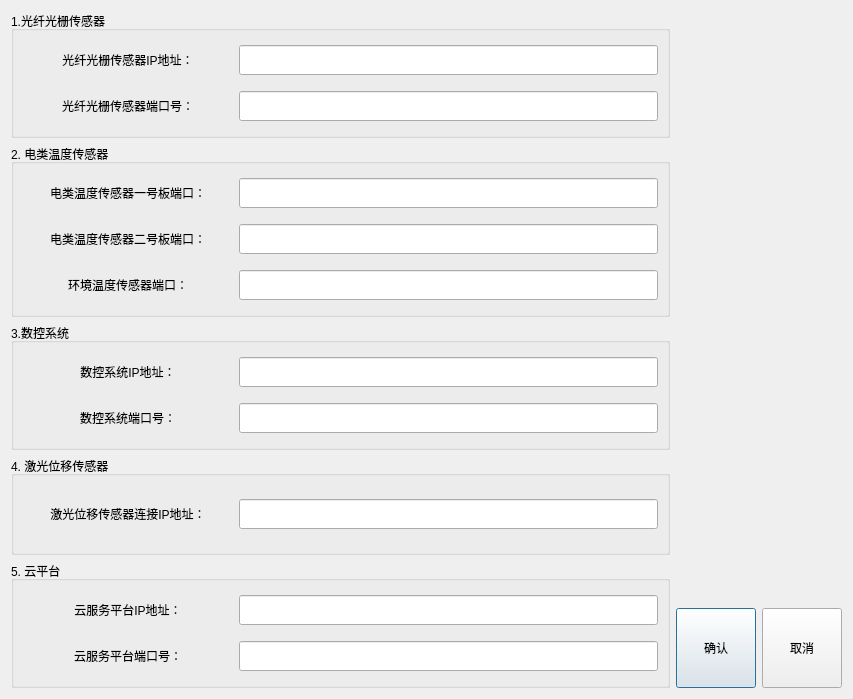
This is configurationui.ui in AegonTangeryen/CPSforYou as Qt 5 draws it before an edit. The edited form follows.
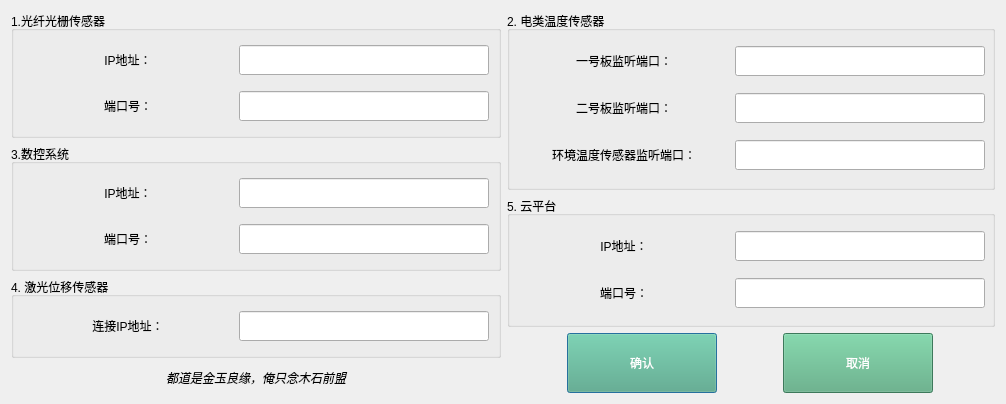
This is the edited form. Icons and pictures are not drawn.

Diff of the .ui file:
```diff
--- a/configurationui.ui
+++ b/configurationui.ui
@@ -6,8 +6,8 @@
    <rect>
     <x>0</x>
     <y>0</y>
-    <width>853</width>
-    <height>699</height>
+    <width>1004</width>
+    <height>404</height>
    </rect>
   </property>
   <property name="windowTitle">
@@ -18,7 +18,7 @@
   </property>
   <layout class="QHBoxLayout" name="horizontalLayout_12">
    <item>
-    <layout class="QVBoxLayout" name="verticalLayout_7">
+    <layout class="QVBoxLayout" name="verticalLayout_2">
      <item>
       <widget class="QGroupBox" name="groupBox">
        <property name="title">
@@ -36,7 +36,7 @@
              </size>
             </property>
             <property name="text">
-             <string>&lt;html&gt;&lt;head/&gt;&lt;body&gt;&lt;p align=&quot;center&quot;&gt;光纤光栅传感器IP地址：&lt;/p&gt;&lt;/body&gt;&lt;/html&gt;</string>
+             <string>&lt;html&gt;&lt;head/&gt;&lt;body&gt;&lt;p align=&quot;center&quot;&gt;IP地址：&lt;/p&gt;&lt;/body&gt;&lt;/html&gt;</string>
             </property>
            </widget>
           </item>
@@ -63,7 +63,7 @@
              </size>
             </property>
             <property name="text">
-             <string>&lt;html&gt;&lt;head/&gt;&lt;body&gt;&lt;p align=&quot;center&quot;&gt;光纤光栅传感器端口号：&lt;/p&gt;&lt;/body&gt;&lt;/html&gt;</string>
+             <string>&lt;html&gt;&lt;head/&gt;&lt;body&gt;&lt;p align=&quot;center&quot;&gt;端口号：&lt;/p&gt;&lt;/body&gt;&lt;/html&gt;</string>
             </property>
            </widget>
           </item>
@@ -82,96 +82,6 @@
        </layout>
       </widget>
      </item>
-     <item>
-      <widget class="QGroupBox" name="groupBox_2">
-       <property name="title">
-        <string>2. 电类温度传感器</string>
-       </property>
-       <layout class="QVBoxLayout" name="verticalLayout_3">
-        <item>
-         <layout class="QHBoxLayout" name="horizontalLayout_4">
-          <item>
-           <widget class="QLabel" name="label_3">
-            <property name="minimumSize">
-             <size>
-              <width>210</width>
-              <height>40</height>
-             </size>
-            </property>
-            <property name="text">
-             <string>&lt;html&gt;&lt;head/&gt;&lt;body&gt;&lt;p align=&quot;center&quot;&gt;电类温度传感器一号板端口：&lt;/p&gt;&lt;/body&gt;&lt;/html&gt;</string>
-            </property>
-           </widget>
-          </item>
-          <item>
-           <widget class="QLineEdit" name="dsno1portconfigure">
-            <property name="minimumSize">
-             <size>
-              <width>250</width>
-              <height>30</height>
-             </size>
-            </property>
-           </widget>
-          </item>
-         </layout>
-        </item>
-        <item>
-         <layout class="QHBoxLayout" name="horizontalLayout_5">
-          <item>
-           <widget class="QLabel" name="label_4">
-            <property name="minimumSize">
-             <size>
-              <width>210</width>
-              <height>40</height>
-             </size>
-            </property>
-            <property name="text">
-             <string>&lt;html&gt;&lt;head/&gt;&lt;body&gt;&lt;p align=&quot;center&quot;&gt;电类温度传感器二号板端口：&lt;/p&gt;&lt;/body&gt;&lt;/html&gt;</string>
-            </property>
-           </widget>
-          </item>
-          <item>
-           <widget class="QLineEdit" name="dsno2portconfigure">
-            <property name="minimumSize">
-             <size>
-              <width>250</width>
-              <height>30</height>
-             </size>
-            </property>
-           </widget>
-          </item>
-         </layout>
-        </item>
-        <item>
-         <layout class="QHBoxLayout" name="horizontalLayout_6">
-          <item>
-           <widget class="QLabel" name="label_5">
-            <property name="minimumSize">
-             <size>
-              <width>210</width>
-              <height>40</height>
-             </size>
-            </property>
-            <property name="text">
-             <string>&lt;html&gt;&lt;head/&gt;&lt;body&gt;&lt;p align=&quot;center&quot;&gt;环境温度传感器端口：&lt;/p&gt;&lt;/body&gt;&lt;/html&gt;</string>
-            </property>
-           </widget>
-          </item>
-          <item>
-           <widget class="QLineEdit" name="envportconfigure">
-            <property name="minimumSize">
-             <size>
-              <width>250</width>
-              <height>30</height>
-             </size>
-            </property>
-           </widget>
-          </item>
-         </layout>
-        </item>
-       </layout>
-      </widget>
-     </item>
      <item>
       <widget class="QGroupBox" name="groupBox_3">
        <property name="title">
@@ -189,7 +99,7 @@
              </size>
             </property>
             <property name="text">
-             <string>&lt;html&gt;&lt;head/&gt;&lt;body&gt;&lt;p align=&quot;center&quot;&gt;数控系统IP地址：&lt;/p&gt;&lt;/body&gt;&lt;/html&gt;</string>
+             <string>&lt;html&gt;&lt;head/&gt;&lt;body&gt;&lt;p align=&quot;center&quot;&gt;IP地址：&lt;/p&gt;&lt;/body&gt;&lt;/html&gt;</string>
             </property>
            </widget>
           </item>
@@ -216,7 +126,7 @@
              </size>
             </property>
             <property name="text">
-             <string>&lt;html&gt;&lt;head/&gt;&lt;body&gt;&lt;p align=&quot;center&quot;&gt;数控系统端口号：&lt;/p&gt;&lt;/body&gt;&lt;/html&gt;</string>
+             <string>&lt;html&gt;&lt;head/&gt;&lt;body&gt;&lt;p align=&quot;center&quot;&gt;端口号：&lt;/p&gt;&lt;/body&gt;&lt;/html&gt;</string>
             </property>
            </widget>
           </item>
@@ -252,7 +162,7 @@
              </size>
             </property>
             <property name="text">
-             <string>&lt;html&gt;&lt;head/&gt;&lt;body&gt;&lt;p align=&quot;center&quot;&gt;激光位移传感器连接IP地址：&lt;/p&gt;&lt;/body&gt;&lt;/html&gt;</string>
+             <string>&lt;html&gt;&lt;head/&gt;&lt;body&gt;&lt;p align=&quot;center&quot;&gt;连接IP地址：&lt;/p&gt;&lt;/body&gt;&lt;/html&gt;</string>
             </property>
            </widget>
           </item>
@@ -272,11 +182,124 @@
       </widget>
      </item>
      <item>
+      <widget class="QLabel" name="label_11">
+       <property name="text">
+        <string>&lt;html&gt;&lt;head/&gt;&lt;body&gt;&lt;p align=&quot;center&quot;&gt;&lt;span style=&quot; font-style:italic;&quot;&gt;都道是金玉良缘，俺只念木石前盟&lt;/span&gt;&lt;/p&gt;&lt;/body&gt;&lt;/html&gt;</string>
+       </property>
+      </widget>
+     </item>
+    </layout>
+   </item>
+   <item>
+    <layout class="QVBoxLayout" name="verticalLayout_7">
+     <item>
+      <widget class="QGroupBox" name="groupBox_2">
+       <property name="minimumSize">
+        <size>
+         <width>488</width>
+         <height>179</height>
+        </size>
+       </property>
+       <property name="title">
+        <string>2. 电类温度传感器</string>
+       </property>
+       <layout class="QVBoxLayout" name="verticalLayout_6">
+        <item>
+         <layout class="QHBoxLayout" name="horizontalLayout_4">
+          <item>
+           <widget class="QLabel" name="label_3">
+            <property name="minimumSize">
+             <size>
+              <width>210</width>
+              <height>40</height>
+             </size>
+            </property>
+            <property name="text">
+             <string>&lt;html&gt;&lt;head/&gt;&lt;body&gt;&lt;p align=&quot;center&quot;&gt;一号板监听端口：&lt;/p&gt;&lt;/body&gt;&lt;/html&gt;</string>
+            </property>
+           </widget>
+          </item>
+          <item>
+           <widget class="QLineEdit" name="dsno1portconfigure">
+            <property name="minimumSize">
+             <size>
+              <width>250</width>
+              <height>30</height>
+             </size>
+            </property>
+           </widget>
+          </item>
+         </layout>
+        </item>
+        <item>
+         <layout class="QHBoxLayout" name="horizontalLayout_5">
+          <item>
+           <widget class="QLabel" name="label_4">
+            <property name="minimumSize">
+             <size>
+              <width>210</width>
+              <height>40</height>
+             </size>
+            </property>
+            <property name="text">
+             <string>&lt;html&gt;&lt;head/&gt;&lt;body&gt;&lt;p align=&quot;center&quot;&gt;二号板监听端口：&lt;/p&gt;&lt;/body&gt;&lt;/html&gt;</string>
+            </property>
+           </widget>
+          </item>
+          <item>
+           <widget class="QLineEdit" name="dsno2portconfigure">
+            <property name="minimumSize">
+             <size>
+              <width>250</width>
+              <height>30</height>
+             </size>
+            </property>
+           </widget>
+          </item>
+         </layout>
+        </item>
+        <item>
+         <layout class="QHBoxLayout" name="horizontalLayout_6">
+          <item>
+           <widget class="QLabel" name="label_5">
+            <property name="minimumSize">
+             <size>
+              <width>210</width>
+              <height>40</height>
+             </size>
+            </property>
+            <property name="text">
+             <string>&lt;html&gt;&lt;head/&gt;&lt;body&gt;&lt;p align=&quot;center&quot;&gt;环境温度传感器监听端口：&lt;/p&gt;&lt;/body&gt;&lt;/html&gt;</string>
+            </property>
+           </widget>
+          </item>
+          <item>
+           <widget class="QLineEdit" name="envportconfigure">
+            <property name="minimumSize">
+             <size>
+              <width>250</width>
+              <height>30</height>
+             </size>
+            </property>
+           </widget>
+          </item>
+         </layout>
+        </item>
+       </layout>
+      </widget>
+     </item>
+     <item>
       <widget class="QGroupBox" name="groupBox_5">
+       <property name="minimumSize">
+        <size>
+         <width>488</width>
+         <height>131</height>
+        </size>
+       </property>
        <property name="title">
         <string>5. 云平台</string>
        </property>
-       <layout class="QVBoxLayout" name="verticalLayout_6">
+       <layout class="QVBoxLayout" name="verticalLayout_3">
         <item>
          <layout class="QHBoxLayout" name="horizontalLayout_10">
           <item>
@@ -288,7 +311,7 @@
              </size>
             </property>
             <property name="text">
-             <string>&lt;html&gt;&lt;head/&gt;&lt;body&gt;&lt;p align=&quot;center&quot;&gt;云服务平台IP地址：&lt;/p&gt;&lt;/body&gt;&lt;/html&gt;</string>
+             <string>&lt;html&gt;&lt;head/&gt;&lt;body&gt;&lt;p align=&quot;center&quot;&gt;IP地址：&lt;/p&gt;&lt;/body&gt;&lt;/html&gt;</string>
             </property>
            </widget>
           </item>
@@ -315,7 +338,7 @@
              </size>
             </property>
             <property name="text">
-             <string>&lt;html&gt;&lt;head/&gt;&lt;body&gt;&lt;p align=&quot;center&quot;&gt;云服务平台端口号：&lt;/p&gt;&lt;/body&gt;&lt;/html&gt;</string>
+             <string>&lt;html&gt;&lt;head/&gt;&lt;body&gt;&lt;p align=&quot;center&quot;&gt;端口号：&lt;/p&gt;&lt;/body&gt;&lt;/html&gt;</string>
             </property>
            </widget>
           </item>
@@ -334,39 +357,13 @@
        </layout>
       </widget>
      </item>
-    </layout>
-   </item>
-   <item>
-    <layout class="QVBoxLayout" name="verticalLayout_2">
-     <item>
-      <widget class="QLabel" name="label_11">
-       <property name="minimumSize">
-        <size>
-         <width>0</width>
-         <height>420</height>
-        </size>
-       </property>
-       <property name="styleSheet">
-        <string notr="true"/>
-       </property>
-       <property name="text">
-        <string/>
-       </property>
-       <property name="pixmap">
-        <pixmap resource="rc.qrc">:/img/poet1.jpg</pixmap>
-       </property>
-       <property name="scaledContents">
-        <bool>true</bool>
-       </property>
-      </widget>
-     </item>
      <item>
       <layout class="QHBoxLayout" name="horizontalLayout">
        <item>
         <widget class="QPushButton" name="pushButton">
          <property name="minimumSize">
           <size>
-           <width>75</width>
+           <width>100</width>
            <height>50</height>
           </size>
          </property>
@@ -377,7 +374,9 @@
           </size>
          </property>
          <property name="styleSheet">
-          <string notr="true">font: 75 16pt &quot;微软雅黑&quot;;</string>
+          <string notr="true">font: 75 20pt &quot;微软雅黑&quot;;
+color: rgb(255, 255, 255);
+background-color: rgb(85, 170, 127);</string>
          </property>
          <property name="text">
           <string>确认</string>
@@ -388,7 +387,7 @@
         <widget class="QPushButton" name="pushButton_2">
          <property name="minimumSize">
           <size>
-           <width>75</width>
+           <width>100</width>
            <height>50</height>
           </size>
          </property>
@@ -399,7 +398,9 @@
           </size>
          </property>
          <property name="styleSheet">
-          <string notr="true">font: 75 16pt &quot;微软雅黑&quot;;</string>
+          <string notr="true">font: 75 20pt &quot;微软雅黑&quot;;
+color: rgb(255, 255, 255);
+background-color: rgb(85, 170, 127);</string>
          </property>
          <property name="text">
           <string>取消</string>
```
Left out of the diff: 4 changed lines with no effect on the pictures.
